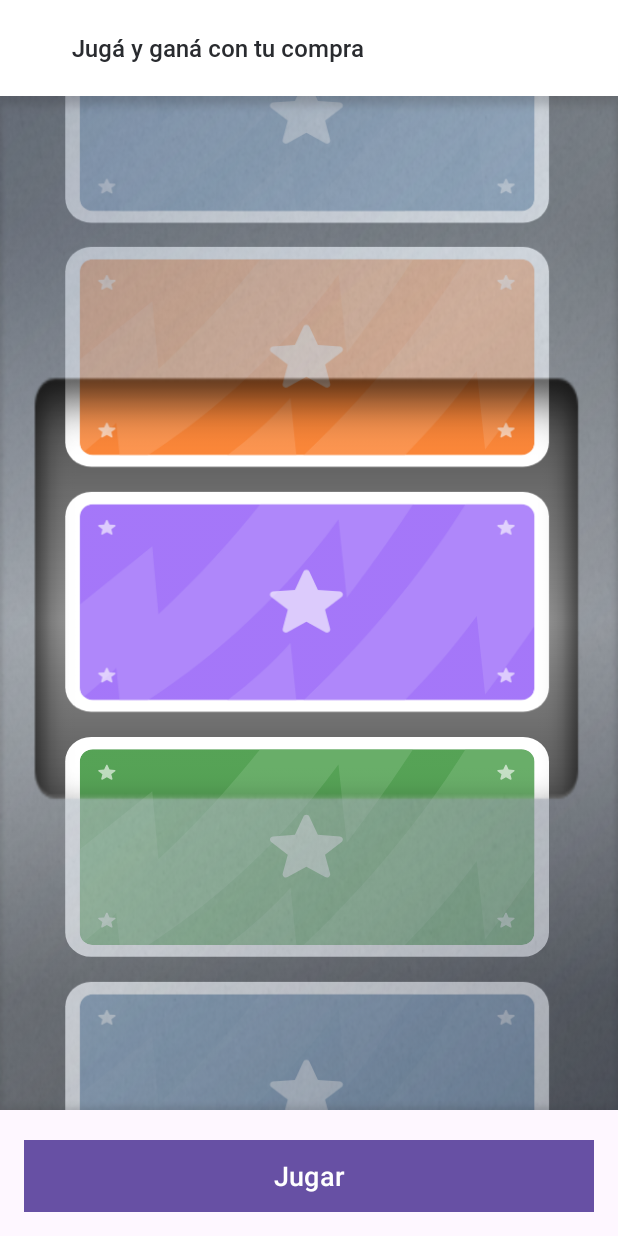
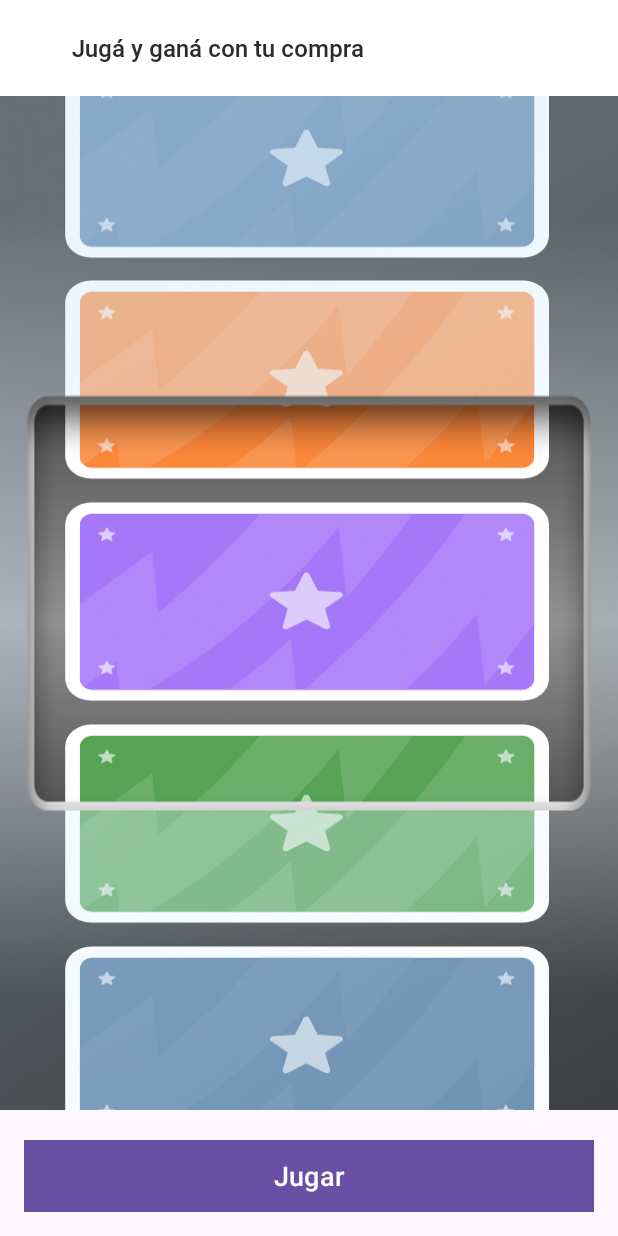
Before and after one commit to sebamontoto/slot_machine_game, an Android app: the Solucion2 screen opened through its navigation route, after a tap on "Jugar", on a phone screen of 412 x 824 dp. Run offline under Robolectric (Android 15) with nearby library versions, the phone set to English and light mode, and no system bars.

Commit message:
update dimen and png

```diff
--- a/app/src/main/java/com/example/slotmachinegal/solution_2/Solucion2.kt
+++ b/app/src/main/java/com/example/slotmachinegal/solution_2/Solucion2.kt
@@ -3,6 +3,7 @@ package com.example.slotmachinegal.solution_2
 import android.animation.ValueAnimator
 import android.os.Handler
 import android.os.Looper
+import android.util.Log
 import android.view.View
 import android.view.animation.Animation
 import android.view.animation.AnimationUtils
@@ -28,8 +29,6 @@ class Solucion2 : BaseFragment<FragmentSolucion2Binding>(FragmentSolucion2Bindin
     //region test3
     private fun test3() {
 
-
-
         binding.btnPlayGamification.setOnClickListener {
             val slideAnimation = createAnimation()
 
@@ -52,7 +51,7 @@ class Solucion2 : BaseFragment<FragmentSolucion2Binding>(FragmentSolucion2Bindin
                 slideAnimation.cancel()
                 makeAnimationBounce()
 
-            }, 4000)
+            }, 5000)
 
         }
     }
@@ -67,11 +66,18 @@ class Solucion2 : BaseFragment<FragmentSolucion2Binding>(FragmentSolucion2Bindin
 
     private fun createAnimation(): TranslateAnimation {
         val screenHeight = resources.displayMetrics.heightPixels.toFloat()
-        val screenHeightReducida = (resources.displayMetrics.heightPixels * 0.90).toFloat()
+        val screenHeightReducida = (resources.displayMetrics.heightPixels * 0.82).toFloat()
+        val screenHeightReducida2 =
+            ((resources.displayMetrics.heightPixels * 0.90) - resources.displayMetrics.density * 145).toFloat()
+        //val screenHeightReducida = (resources.displayMetrics.heightPixels
+        //        - (resources.displayMetrics.density * 100))
 
+        Log.e("Marshal", "screenHeight: $screenHeight")
+        Log.e("Marshal", "screenHeightReducida: $screenHeightReducida")
+        Log.e("Marshal", "screenHeightReducida2: $screenHeightReducida2")
 
         val slideAnimation = TranslateAnimation(0f, 0f, 0f, screenHeightReducida)
-        slideAnimation.duration = 125 // duracion en milisegundos
+        slideAnimation.duration = (78.12).toLong() // duracion en milisegundos
         slideAnimation.repeatCount = Animation.INFINITE
         slideAnimation.repeatMode = Animation.RESTART
         slideAnimation.interpolator = LinearInterpolator()
--- a/app/src/main/res/layout/fragment_solucion2.xml
+++ b/app/src/main/res/layout/fragment_solucion2.xml
@@ -55,7 +55,7 @@
         <View
             android:layout_width="match_parent"
             android:layout_height="match_parent"
-            android:background="@drawable/glass_edited"
+            android:background="@drawable/vidrio_5"
             android:elevation="2dp" />
 
         <androidx.constraintlayout.widget.ConstraintLayout
@@ -72,11 +72,11 @@
             <ImageView
                 android:id="@+id/card01"
                 android:layout_width="match_parent"
-                android:layout_height="@dimen/dimen155dp"
+                android:layout_height="@dimen/dimen_card_gamification"
                 android:layout_centerHorizontal="true"
                 android:layout_marginBottom="8dp"
                 android:scaleType="fitXY"
-                android:src="@drawable/new_blue_game"
+                android:src="@drawable/card_blue_png"
                 app:layout_constraintBottom_toTopOf="@id/card0"
                 app:layout_constraintEnd_toEndOf="parent"
                 app:layout_constraintStart_toStartOf="parent" />
@@ -84,11 +84,11 @@
             <ImageView
                 android:id="@+id/card0"
                 android:layout_width="match_parent"
-                android:layout_height="@dimen/dimen155dp"
+                android:layout_height="@dimen/dimen_card_gamification"
                 android:layout_marginBottom="8dp"
                 android:layout_centerHorizontal="true"
                 android:scaleType="fitXY"
-                android:src="@drawable/new_purple_game"
+                android:src="@drawable/card_purple_png"
                 app:layout_constraintBottom_toTopOf="@id/card1"
                 app:layout_constraintEnd_toEndOf="parent"
                 app:layout_constraintStart_toStartOf="parent" />
@@ -96,11 +96,11 @@
             <ImageView
                 android:id="@+id/card1"
                 android:layout_width="match_parent"
-                android:layout_height="@dimen/dimen155dp"
+                android:layout_height="@dimen/dimen_card_gamification"
                 android:layout_marginBottom="8dp"
                 android:layout_centerHorizontal="true"
                 android:scaleType="fitXY"
-                android:src="@drawable/new_green_game"
+                android:src="@drawable/card_green_png"
                 app:layout_constraintBottom_toTopOf="@id/card2"
                 app:layout_constraintEnd_toEndOf="parent"
                 app:layout_constraintStart_toStartOf="parent" />
@@ -108,11 +108,11 @@
             <ImageView
                 android:id="@+id/card2"
                 android:layout_width="match_parent"
-                android:layout_height="@dimen/dimen155dp"
+                android:layout_height="@dimen/dimen_card_gamification"
                 android:layout_marginBottom="8dp"
                 android:layout_centerHorizontal="true"
                 android:scaleType="fitXY"
-                android:src="@drawable/new_orange_game"
+                android:src="@drawable/card_orange_png"
                 app:layout_constraintBottom_toTopOf="@id/card3"
                 app:layout_constraintEnd_toEndOf="parent"
                 app:layout_constraintStart_toStartOf="parent" />
@@ -120,10 +120,10 @@
             <ImageView
                 android:id="@+id/card3"
                 android:layout_width="match_parent"
-                android:layout_height="@dimen/dimen155dp"
+                android:layout_height="@dimen/dimen_card_gamification"
                 android:layout_marginBottom="8dp"
                 android:scaleType="fitXY"
-                android:src="@drawable/new_blue_game"
+                android:src="@drawable/card_blue_png"
                 app:layout_constraintBottom_toTopOf="@id/card4"
                 app:layout_constraintEnd_toEndOf="parent"
                 app:layout_constraintStart_toStartOf="parent" />
@@ -131,11 +131,11 @@
             <ImageView
                 android:id="@+id/card4"
                 android:layout_width="match_parent"
-                android:layout_height="@dimen/dimen155dp"
+                android:layout_height="@dimen/dimen_card_gamification"
                 android:layout_marginBottom="8dp"
                 android:layout_centerHorizontal="true"
                 android:scaleType="fitXY"
-                android:src="@drawable/new_purple_game"
+                android:src="@drawable/card_purple_png"
                 app:layout_constraintBottom_toTopOf="@id/card5"
                 app:layout_constraintEnd_toEndOf="parent"
                 app:layout_constraintStart_toStartOf="parent" />
@@ -143,7 +143,7 @@
             <LinearLayout
                 android:id="@+id/card5"
                 android:layout_width="match_parent"
-                android:layout_height="@dimen/dimen155dp"
+                android:layout_height="@dimen/dimen_card_gamification"
                 android:background="@android:color/transparent"
                 app:layout_constraintBottom_toBottomOf="parent"
                 app:layout_constraintEnd_toEndOf="parent"
@@ -160,7 +160,7 @@
                         android:layout_width="match_parent"
                         android:layout_height="match_parent"
                         android:scaleType="fitXY"
-                        android:src="@drawable/new_green_game" />
+                        android:src="@drawable/card_green_png" />
 
                     <TextView
                         android:id="@+id/txt_amount"
@@ -185,11 +185,11 @@
             <ImageView
                 android:id="@+id/card6"
                 android:layout_width="match_parent"
-                android:layout_height="@dimen/dimen155dp"
+                android:layout_height="@dimen/dimen_card_gamification"
                 android:layout_marginTop="8dp"
                 android:layout_centerHorizontal="true"
                 android:scaleType="fitXY"
-                android:src="@drawable/new_orange_game"
+                android:src="@drawable/card_orange_png"
                 app:layout_constraintEnd_toEndOf="parent"
                 app:layout_constraintStart_toStartOf="parent"
                 app:layout_constraintTop_toBottomOf="@id/card5" />
@@ -197,11 +197,11 @@
             <ImageView
                 android:id="@+id/card7"
                 android:layout_width="match_parent"
-                android:layout_height="@dimen/dimen155dp"
+                android:layout_height="@dimen/dimen_card_gamification"
                 android:layout_marginTop="8dp"
                 android:layout_centerHorizontal="true"
                 android:scaleType="fitXY"
-                android:src="@drawable/new_blue_game"
+                android:src="@drawable/card_blue_png"
                 app:layout_constraintEnd_toEndOf="parent"
                 app:layout_constraintStart_toStartOf="parent"
                 app:layout_constraintTop_toBottomOf="@id/card6" />
@@ -209,11 +209,11 @@
             <ImageView
                 android:id="@+id/card8"
                 android:layout_width="match_parent"
-                android:layout_height="@dimen/dimen155dp"
+                android:layout_height="@dimen/dimen_card_gamification"
                 android:layout_marginTop="8dp"
                 android:layout_centerHorizontal="true"
                 android:scaleType="fitXY"
-                android:src="@drawable/new_purple_game"
+                android:src="@drawable/card_purple_png"
                 app:layout_constraintEnd_toEndOf="parent"
                 app:layout_constraintStart_toStartOf="parent"
                 app:layout_constraintTop_toBottomOf="@id/card7" />
@@ -221,11 +221,11 @@
             <ImageView
                 android:id="@+id/card9"
                 android:layout_width="match_parent"
-                android:layout_height="@dimen/dimen155dp"
+                android:layout_height="@dimen/dimen_card_gamification"
                 android:layout_marginTop="8dp"
                 android:layout_centerHorizontal="true"
                 android:scaleType="fitXY"
-                android:src="@drawable/new_green_game"
+                android:src="@drawable/card_green_png"
                 app:layout_constraintEnd_toEndOf="parent"
                 app:layout_constraintStart_toStartOf="parent"
                 app:layout_constraintTop_toBottomOf="@id/card8" />
@@ -233,11 +233,11 @@
             <ImageView
                 android:id="@+id/card10"
                 android:layout_width="match_parent"
-                android:layout_height="@dimen/dimen155dp"
+                android:layout_height="@dimen/dimen_card_gamification"
                 android:layout_marginTop="8dp"
                 android:layout_centerHorizontal="true"
                 android:scaleType="fitXY"
-                android:src="@drawable/new_orange_game"
+                android:src="@drawable/card_orange_png"
                 app:layout_constraintBottom_toTopOf="@id/card9"
                 app:layout_constraintEnd_toEndOf="parent"
                 app:layout_constraintStart_toStartOf="parent" />
--- a/app/src/main/res/values/dimens.xml
+++ b/app/src/main/res/values/dimens.xml
@@ -241,7 +241,7 @@
     <dimen name="dimen100dp">100dp</dimen>
     <dimen name="dimen134dp">134dp</dimen>
     <dimen name="dimen150dp">150dp</dimen>
-    <dimen name="dimen155dp">155dp</dimen>
+    <dimen name="dimen_card_gamification">140dp</dimen>
     <dimen name="dimen232dp">232dp</dimen>
 
     <!--Contacto-->
```
Also changed, not shown: app/src/main/res/drawable/card_blue_png.png (added), app/src/main/res/drawable/card_green_png.png (added), app/src/main/res/drawable/card_orange_png.png (added), app/src/main/res/drawable/card_purple_png.png (added), app/src/main/res/drawable/vidrio_5.png (added), app/src/main/res/drawable/vidrio_img.png (added).
